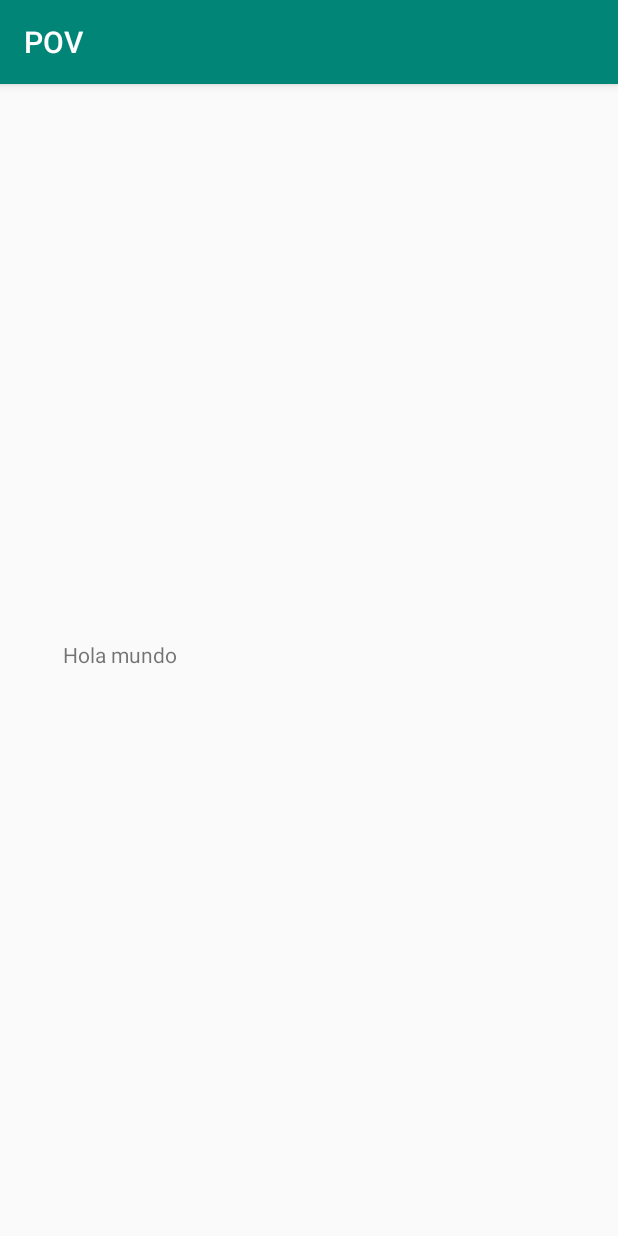
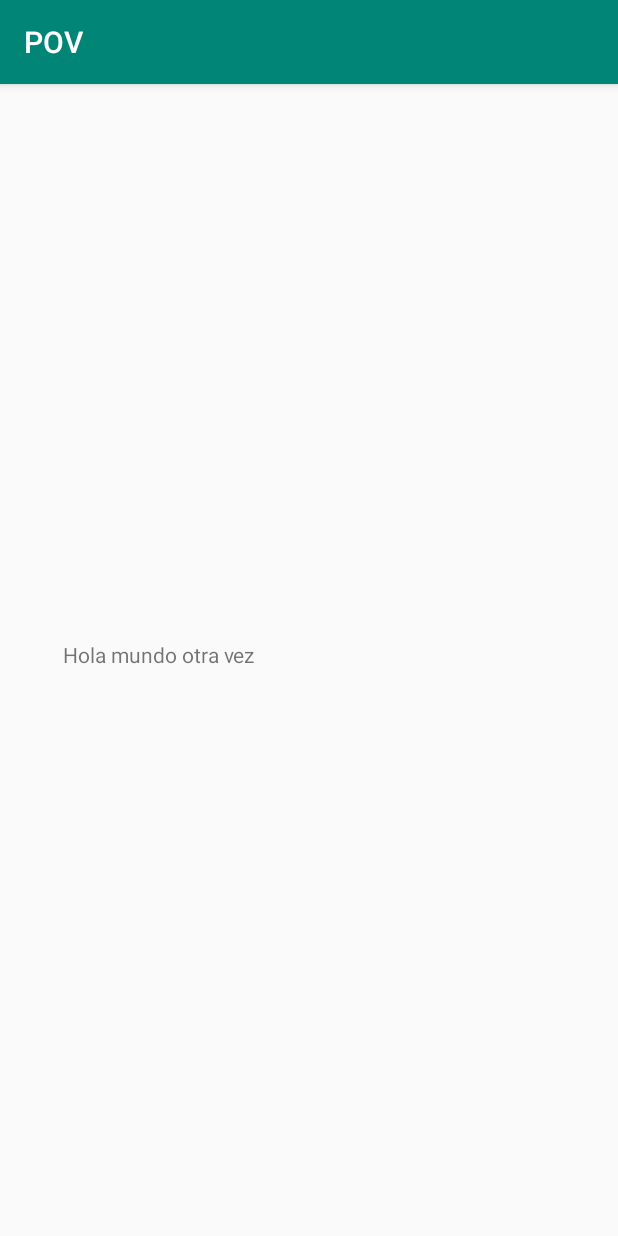
Before and after one commit to yess06/POV, an Android app: the screen it shows after launch (MainActivity), on a phone screen of 412 x 824 dp. Run offline under Robolectric (Android 15) with nearby library versions, the phone set to English and light mode, and no system bars.

Commit message:
primer cambio

```diff
--- a/app/src/main/res/layout/activity_main.xml
+++ b/app/src/main/res/layout/activity_main.xml
@@ -9,7 +9,7 @@
     <TextView
         android:layout_width="328dp"
         android:layout_height="27dp"
-        android:text="Hola mundo"
+        android:text="Hola mundo otra vez"
         app:layout_constraintBottom_toBottomOf="parent"
         app:layout_constraintLeft_toLeftOf="parent"
         app:layout_constraintRight_toRightOf="parent"
```
